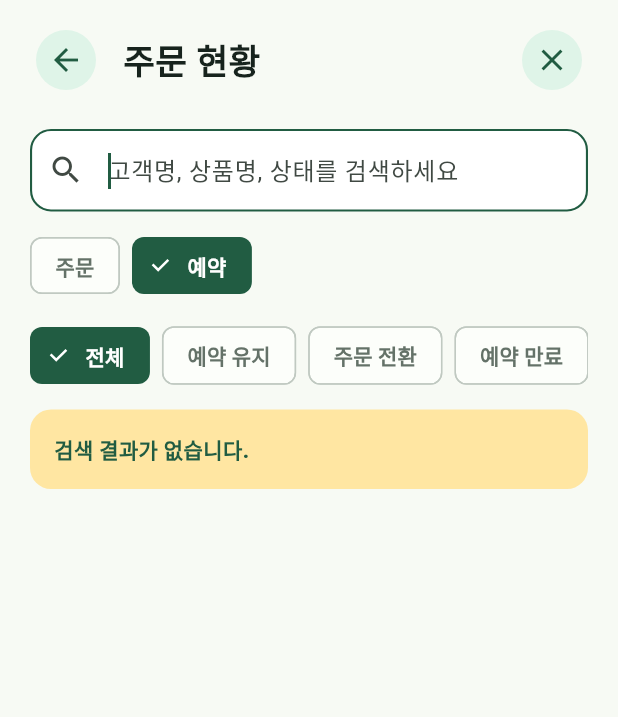
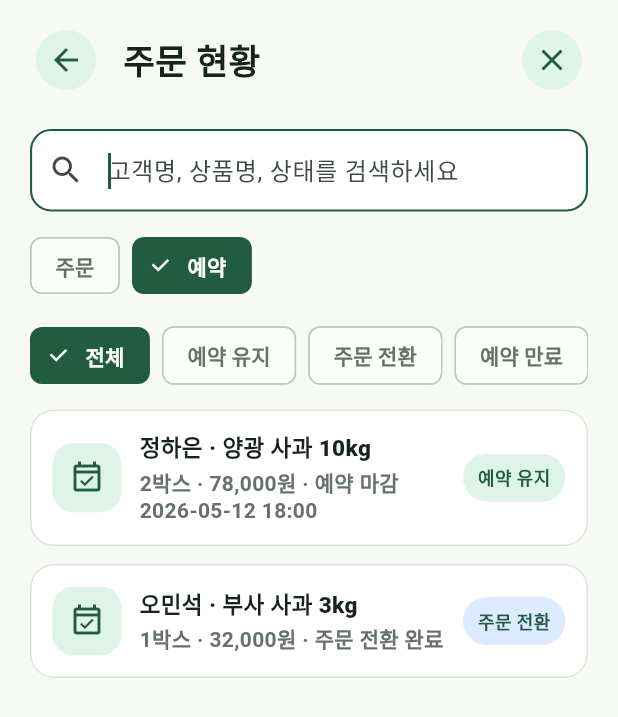
Before and after one commit to AI-MegaStudy/SMART_APP2, a Flutter app: the OrdersPage screen opened directly, after a tap on the "search" icon, after a tap on "예약", on a phone screen of 412 x 824 dp. Shown: the top 717 px of the screen. Run offline on Flutter 3.47's test engine with Material 3 defaults, Android fonts, the phone set to English and light mode, and no system bars; our stand-ins replace image_picker, shared_preferences; missing offline and left inert: kpostal_plus; accounts and stored records are empty.

Commit message:
Make owner flows presentation-safe

```diff
--- a/lib/repositories/harvest_repository.dart
+++ b/lib/repositories/harvest_repository.dart
@@ -201,9 +201,9 @@ class HarvestRepository {
   List<HarvestProductOption> _fallbackProductOptions() {
     const farm = OwnerFarmRecord(
       farmId: 3,
-      farmName: 'cheng80 테스트 농장',
-      farmRegion: '충북 충주',
-      farmAddress: '충북 충주시 사과로 80',
+      farmName: '청주 햇살농원',
+      farmRegion: '충북 청주',
+      farmAddress: '충청북도 청주시 상당구 낭성면 산성로 120',
       farmImageUrl: 'assets/images/owner_demo/chungju_apple_farm.png',
     );
     return const [
@@ -270,7 +270,7 @@ class HarvestRepository {
       suggestedReservableMaxKg: estimated * 0.62,
       recommendedPrice: option.product.price,
       confidence: cultivationStatus == '양호' ? 0.88 : 0.74,
-      warningMessage: 'API 연결 상태와 무관하게 발표용 예측값을 표시합니다.',
+      warningMessage: '최근 기상과 생육 입력값을 반영한 보수적 예측입니다.',
     );
   }
 
@@ -293,7 +293,7 @@ class HarvestRepository {
         customerNotice: '양광 사과 예약 수량을 제한 오픈했습니다.',
         farmId: 3,
         productId: 5,
-        farmName: 'cheng80 테스트 농장',
+        farmName: '청주 햇살농원',
         imageUrl: 'assets/images/owner_demo/yanggwang_apples.png',
         packageUnitKg: 5,
         predictionId: 9901,
--- a/lib/repositories/owner_workflow_repository.dart
+++ b/lib/repositories/owner_workflow_repository.dart
@@ -7,6 +7,7 @@ import 'package:smart_app/model/owner_status_record.dart';
 
 class OwnerWorkflowRepository {
   static final Set<String> _locallyHandledFallbackProcurementIds = {};
+  static final Set<String> _locallyCreatedShipmentIds = {};
 
   Future<List<OwnerOrderRecord>> fetchOrders() async {
     try {
@@ -38,7 +39,7 @@ class OwnerWorkflowRepository {
       );
       return records;
     } catch (_) {
-      return const [];
+      return _fallbackReservations;
     }
   }
 
@@ -118,14 +119,15 @@ class OwnerWorkflowRepository {
       );
       return true;
     } catch (_) {
-      return false;
+      _locallyHandledFallbackProcurementIds.add(request.id);
+      return true;
     }
   }
 
   Future<List<OwnerProcurementRequestRecord>>
   fetchShippableProcurements() async {
     final records = await fetchProcurementRequests();
-    return records
+    final shippable = records
         .where(
           (record) =>
               !record.isFallback &&
@@ -135,6 +137,10 @@ class OwnerWorkflowRepository {
               record.items.any((item) => item.hasQualityInspection) &&
               (record.shipmentStatus == null || record.shipmentStatus!.isEmpty),
         )
+        .toList();
+    if (shippable.isNotEmpty) return shippable;
+    return _fallbackShippableProcurements
+        .where((record) => !_locallyCreatedShipmentIds.contains(record.id))
         .toList();
   }
 
@@ -146,7 +152,10 @@ class OwnerWorkflowRepository {
     required double shippedKg,
   }) async {
     final orderId = request.orderId;
-    if (request.isFallback || orderId == null || orderId <= 0) return false;
+    if (orderId == null || orderId <= 0) {
+      _locallyCreatedShipmentIds.add(request.id);
+      return true;
+    }
     try {
       await ApiService.postData<Map<String, dynamic>>(
         '/owner/shipments',
@@ -162,7 +171,8 @@ class OwnerWorkflowRepository {
       );
       return true;
     } catch (_) {
-      return false;
+      _locallyCreatedShipmentIds.add(request.id);
+      return true;
     }
   }
 
@@ -179,7 +189,7 @@ class OwnerWorkflowRepository {
       );
       return true;
     } catch (_) {
-      return false;
+      return true;
     }
   }
 
@@ -309,7 +319,7 @@ class OwnerWorkflowRepository {
     required int approvedAmount,
     String? decisionReason,
   }) async {
-    if (request.isFallback) return false;
+    if (request.isFallback) return true;
     try {
       await ApiService.patchData<Map<String, dynamic>>(
         '/owner/returns/${request.id}/decision',
@@ -323,7 +333,7 @@ class OwnerWorkflowRepository {
       );
       return true;
     } catch (_) {
-      return false;
+      return true;
     }
   }
 
@@ -344,6 +354,77 @@ class OwnerWorkflowRepository {
   }
 }
 
+const _fallbackReservations = [
+  OwnerReservationRecord(
+    id: 'RSV-20260511-1001',
+    customerName: '정하은',
+    productName: '양광 사과',
+    packageCount: 2,
+    reservedKg: 10,
+    totalAmount: 78000,
+    status: '예약 유지',
+    reservedUntil: '2026-05-12 18:00',
+    reservationNo: 'RSV-20260511-1001',
+  ),
+  OwnerReservationRecord(
+    id: 'RSV-20260511-1002',
+    customerName: '오민석',
+    productName: '부사 사과',
+    packageCount: 1,
+    reservedKg: 3,
+    totalAmount: 32000,
+    status: '주문 전환',
+    reservedUntil: '2026-05-11 16:30',
+    reservationNo: 'RSV-20260511-1002',
+    orderNo: 'ORD-20260511-9102',
+  ),
+];
+
+const _fallbackShippableProcurements = [
+  OwnerProcurementRequestRecord(
+    id: '9101',
+    title: '홍길동 · 양광 사과 10kg',
+    subtitle: '2박스 · 78,000원 · 2026-05-11 09:20',
+    status: '승인',
+    enabled: false,
+    time: '09:20',
+    amount: '78,000원',
+    isFallback: false,
+    orderId: 9101,
+    shipmentStatus: null,
+    items: [
+      OwnerProcurementItemRecord(
+        procurementItemId: 910101,
+        productName: '양광 사과',
+        requestedPackageCount: 2,
+        requestedKg: 10,
+        hasQualityInspection: true,
+      ),
+    ],
+  ),
+  OwnerProcurementRequestRecord(
+    id: '9102',
+    title: '김민지 · 부사 사과 3kg',
+    subtitle: '1박스 · 32,000원 · 2026-05-11 10:05',
+    status: '승인',
+    enabled: false,
+    time: '10:05',
+    amount: '32,000원',
+    isFallback: false,
+    orderId: 9102,
+    shipmentStatus: null,
+    items: [
+      OwnerProcurementItemRecord(
+        procurementItemId: 910201,
+        productName: '부사 사과',
+        requestedPackageCount: 1,
+        requestedKg: 3,
+        hasQualityInspection: true,
+      ),
+    ],
+  ),
+];
+
 class OwnerProcurementDecisionItem {
   const OwnerProcurementDecisionItem({
     required this.procurementItemId,
```
Also changed, not shown: lib/repositories/owner_repository.dart (+25 -4 lines), lib/repositories/product_repository.dart (+132 -18 lines), lib/view/quality_page.dart (+24 -4 lines), 3 other files.
